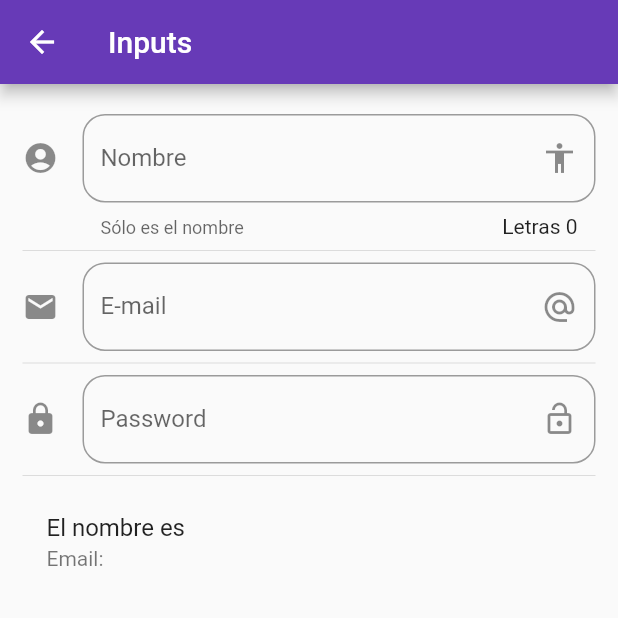
After one commit to mmunozpatino/components, a Flutter app: the InputPage screen opened by its route, on a phone screen of 412 x 824 dp, the top half of it. The commit adds this screen. Run offline on Flutter 3.47's test engine with Material 2 defaults, Android fonts, the phone set to English and light mode, and no system bars.

Commit message:
video 80 OK

```diff
--- a/data/menu_opts.json
+++ b/data/menu_opts.json
@@ -20,6 +20,11 @@
             "ruta" : "animatedContainer",
             "icon" : "donut_large",
             "texto": "Animated Container"
+        },
+        {
+            "ruta" : "input",
+            "icon" : "input",
+            "texto": "Inputs"
         }
     ]
 }
--- /dev/null
+++ b/lib/src/pages/input_page.dart
@@ -0,0 +1,96 @@
+import 'package:flutter/material.dart';
+
+class InputPage extends StatefulWidget {
+  @override
+  _InputPageState createState() => _InputPageState();
+}
+
+class _InputPageState extends State<InputPage> {
+  String _nombre = '';
+  String _email = '';
+  String _pass;
+  @override
+  Widget build(BuildContext context) {
+    return Scaffold(
+        appBar: AppBar(title: Text('Inputs')),
+        body: ListView(
+          padding: EdgeInsets.symmetric(horizontal: 15.0, vertical: 20.0),
+          children: <Widget>[
+            _createInput(),
+            Divider(),
+            _createEmail(),
+            Divider(),
+            _createPass(),
+            Divider(),
+            _createPerson(),
+          ],
+        ));
+  }
+
+  Widget _createInput() {
+    return TextField(
+      // autofocus: true,
+      textCapitalization: TextCapitalization.words,
+      decoration: InputDecoration(
+          counter: Text('Letras ${_nombre.length}'),
+          hintText: 'Nombre de la persona',
+          labelText: 'Nombre',
+          helperText: 'Sólo es el nombre',
+          suffixIcon: Icon(Icons.accessibility),
+          icon: Icon(Icons.account_circle),
+          border:
+              OutlineInputBorder(borderRadius: BorderRadius.circular(15.0))),
+      onChanged: _handleName,
+    );
+  }
+
+  void _handleName(String value) {
+    setState(() {
+      _nombre = value;
+    });
+  }
+
+  Widget _createPerson() {
+    return ListTile(
+      title: Text('El nombre es $_nombre'),
+      subtitle: Text('Email: $_email'),
+      );
+  }
+
+  Widget _createEmail() {
+    return TextField(
+      keyboardType: TextInputType.emailAddress,
+      decoration: InputDecoration(
+          hintText: 'E-mail',
+          labelText: 'E-mail',
+          suffixIcon: Icon(Icons.alternate_email),
+          icon: Icon(Icons.email),
+          border:
+              OutlineInputBorder(borderRadius: BorderRadius.circular(15.0))),
+      onChanged: (value) {
+        setState(() {
+          _email = value;
+        });
+      },
+    );
+  }
+
+  Widget _createPass() {
+    return TextField(
+      // keyboardType: TextInputType.,
+      obscureText: true,
+      decoration: InputDecoration(
+          hintText: 'Password',
+          labelText: 'Password',
+          suffixIcon: Icon(Icons.lock_open),
+          icon: Icon(Icons.lock),
+          border:
+              OutlineInputBorder(borderRadius: BorderRadius.circular(15.0))),
+      onChanged: (value) {
+        setState(() {
+          _pass = value;
+        });
+      },
+    );
+  }
+}
--- a/lib/src/routes/routes.dart
+++ b/lib/src/routes/routes.dart
@@ -1,5 +1,6 @@
 import 'package:components/src/pages/animated_container.dart';
 import 'package:components/src/pages/card_page.dart';
+import 'package:components/src/pages/input_page.dart';
 import 'package:flutter/material.dart';
 
 import 'package:components/src/pages/alert_page.dart';
@@ -16,5 +17,6 @@ final _routes = <String, WidgetBuilder>{
   'alert': (BuildContext context) => AlertPage(),
   'avatar': (BuildContext context) => AvatarPage(),
   'animatedContainer': (BuildContext context) => AnimatedContainerPage(),
-  'card': (BuildContext context) => CardPage()
+  'card': (BuildContext context) => CardPage(),
+  'input': (BuildContext context) => InputPage()
 };
--- a/lib/src/utils/icon_string_util.dart
+++ b/lib/src/utils/icon_string_util.dart
@@ -4,7 +4,8 @@ final _icons= <String, IconData>{
   'add_alert': Icons.add_alert,
   'accessibility': Icons.accessibility,
   'folder_open': Icons.folder_open,
-  "donut_large": Icons.donut_large
+  "donut_large": Icons.donut_large,
+  'input': Icons.input
 };
 
 Icon getIcon(String iconName){
```
